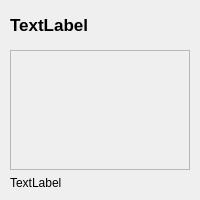
Before: the Qt Designer form forms/NoteButton.ui in Patryk-Trojak/Notes, drawn with Qt 5.
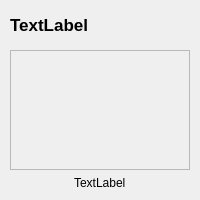
After: the same form once the commit is applied. Custom widgets are drawn as their Qt base class.

Diff of the .ui file:
```diff
--- a/forms/NoteButton.ui
+++ b/forms/NoteButton.ui
@@ -36,7 +36,7 @@
     <number>15</number>
    </property>
    <property name="rightMargin">
-    <number>0</number>
+    <number>10</number>
    </property>
    <property name="bottomMargin">
     <number>10</number>
@@ -102,7 +102,7 @@
      </property>
     </spacer>
    </item>
-   <item>
+   <item alignment="Qt::AlignHCenter">
     <widget class="QLabel" name="modificationTime">
      <property name="maximumSize">
       <size>
```
